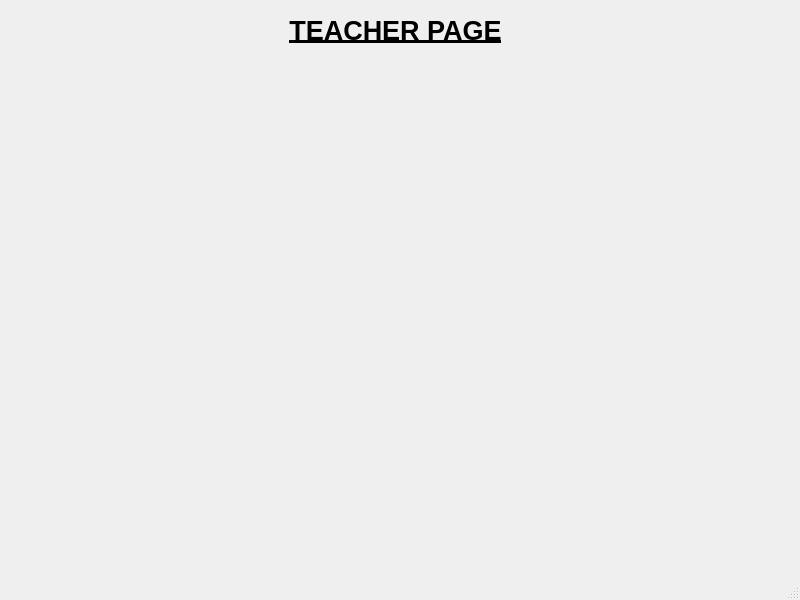
Before: the Qt Designer form teacherwindow.ui in Shasank12345/QT_PROJECT, drawn with Qt 5.
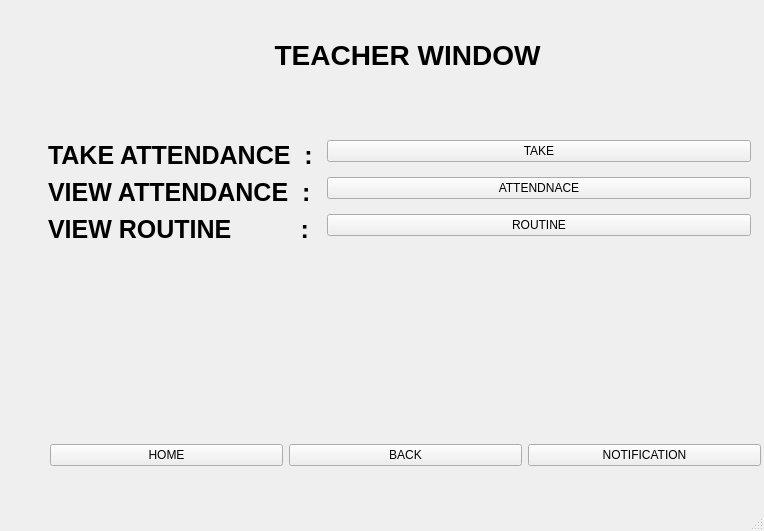
After: the same form once the commit is applied. Icons and pictures are not drawn.

Commit message: teaher part done except noti and routine , gui managed

```diff
--- a/teacherwindow.ui
+++ b/teacherwindow.ui
@@ -6,29 +6,238 @@
    <rect>
     <x>0</x>
     <y>0</y>
-    <width>800</width>
-    <height>600</height>
+    <width>764</width>
+    <height>531</height>
    </rect>
   </property>
+  <property name="sizePolicy">
+   <sizepolicy hsizetype="Minimum" vsizetype="Fixed">
+    <horstretch>0</horstretch>
+    <verstretch>0</verstretch>
+   </sizepolicy>
+  </property>
+  <property name="minimumSize">
+   <size>
+    <width>0</width>
+    <height>29</height>
+   </size>
+  </property>
+  <property name="mouseTracking">
+   <bool>true</bool>
+  </property>
+  <property name="tabletTracking">
+   <bool>true</bool>
+  </property>
+  <property name="focusPolicy">
+   <enum>Qt::FocusPolicy::NoFocus</enum>
+  </property>
   <property name="windowTitle">
    <string>MainWindow</string>
   </property>
+  <property name="styleSheet">
+   <string notr="true">background-image: url(:/image/TECAHER.jpg);
+QLabel{
+color: black;
+   
+
+       font-size:35px;  
+       padding: 1px; 
+       font-weight: bold;  
+     text-align: center; 
+   
+}
+</string>
+  </property>
   <widget class="QWidget" name="centralwidget">
+   <widget class="QWidget" name="formLayoutWidget">
+    <property name="geometry">
+     <rect>
+      <x>40</x>
+      <y>140</y>
+      <width>711</width>
+      <height>279</height>
+     </rect>
+    </property>
+    <layout class="QFormLayout" name="formLayout">
+     <item row="12" column="0">
+      <layout class="QVBoxLayout" name="verticalLayout_3"/>
+     </item>
+     <item row="16" column="0">
+      <layout class="QVBoxLayout" name="verticalLayout_5"/>
+     </item>
+     <item row="17" column="0">
+      <layout class="QVBoxLayout" name="verticalLayout_4"/>
+     </item>
+     <item row="18" column="0">
+      <layout class="QVBoxLayout" name="verticalLayout_2"/>
+     </item>
+     <item row="19" column="0">
+      <layout class="QVBoxLayout" name="verticalLayout"/>
+     </item>
+     <item row="11" column="0">
+      <widget class="QLabel" name="label_4">
+       <property name="styleSheet">
+        <string notr="true">QLabel{
+color: black;
+   
+
+       font-size:25px;  
+       padding: 1px; 
+       font-weight: bold;  
+     text-align: center; 
+   
+}
+</string>
+       </property>
+       <property name="text">
+        <string>VIEW ROUTINE          :</string>
+       </property>
+      </widget>
+     </item>
+     <item row="10" column="1">
+      <widget class="QPushButton" name="pushButton">
+       <property name="styleSheet">
+        <string notr="true">
+color: rgb(0, 0, 0);</string>
+       </property>
+       <property name="text">
+        <string>ATTENDNACE</string>
+       </property>
+      </widget>
+     </item>
+     <item row="10" column="0">
+      <widget class="QLabel" name="label_3">
+       <property name="styleSheet">
+        <string notr="true">QLabel{
+color: black;
+   
+
+       font-size:25px;  
+       padding: 1px; 
+       font-weight: bold;  
+     text-align: center; 
+   
+}
+</string>
+       </property>
+       <property name="text">
+        <string>VIEW ATTENDANCE  :</string>
+       </property>
+      </widget>
+     </item>
+     <item row="9" column="0">
+      <widget class="QLabel" name="label_2">
+       <property name="styleSheet">
+        <string notr="true">QLabel{
+color: black;
+   
+
+       font-size:25px;  
+       padding: 1px; 
+       font-weight: bold;  
+     text-align: center; 
+   
+}
+</string>
+       </property>
+       <property name="text">
+        <string>TAKE ATTENDANCE  :</string>
+       </property>
+      </widget>
+     </item>
+     <item row="9" column="1">
+      <widget class="QPushButton" name="pushButton_3">
+       <property name="styleSheet">
+        <string notr="true">color: rgb(0, 0, 0);</string>
+       </property>
+       <property name="text">
+        <string>TAKE</string>
+       </property>
+      </widget>
+     </item>
+     <item row="11" column="1">
+      <widget class="QPushButton" name="pushButton_2">
+       <property name="styleSheet">
+        <string notr="true">color: rgb(0, 0, 0);</string>
+       </property>
+       <property name="text">
+        <string>ROUTINE</string>
+       </property>
+      </widget>
+     </item>
+    </layout>
+   </widget>
    <widget class="QLabel" name="label">
     <property name="geometry">
      <rect>
-      <x>270</x>
-      <y>0</y>
-      <width>251</width>
-      <height>61</height>
+      <x>112</x>
+      <y>20</y>
+      <width>591</width>
+      <height>71</height>
      </rect>
     </property>
+    <property name="sizePolicy">
+     <sizepolicy hsizetype="Minimum" vsizetype="Fixed">
+      <horstretch>0</horstretch>
+      <verstretch>0</verstretch>
+     </sizepolicy>
+    </property>
+    <property name="minimumSize">
+     <size>
+      <width>0</width>
+      <height>29</height>
+     </size>
+    </property>
+    <property name="styleSheet">
+     <string notr="true">QLabel{
+color: black;
+   }</string>
+    </property>
     <property name="text">
-     <string>&lt;html&gt;&lt;head/&gt;&lt;body&gt;&lt;p align=&quot;center&quot;&gt;&lt;span style=&quot; font-size:20pt; font-weight:700; text-decoration: underline;&quot;&gt;TEACHER PAGE&lt;/span&gt;&lt;/p&gt;&lt;/body&gt;&lt;/html&gt;</string>
+     <string>&lt;html&gt;&lt;head/&gt;&lt;body&gt;&lt;p align=&quot;center&quot;&gt;&lt;span style=&quot; font-size:21pt; font-weight:700;&quot;&gt;TEACHER WINDOW&lt;/span&gt;&lt;/p&gt;&lt;/body&gt;&lt;/html&gt;</string>
     </property>
-    <property name="textFormat">
-     <enum>Qt::TextFormat::RichText</enum>
+   </widget>
+   <widget class="QWidget" name="horizontalLayoutWidget">
+    <property name="geometry">
+     <rect>
+      <x>50</x>
+      <y>440</y>
+      <width>711</width>
+      <height>31</height>
+     </rect>
     </property>
+    <layout class="QHBoxLayout" name="horizontalLayout_2">
+     <item>
+      <widget class="QPushButton" name="pushButton_6">
+       <property name="styleSheet">
+        <string notr="true">color: rgb(0, 0, 0);</string>
+       </property>
+       <property name="text">
+        <string>HOME</string>
+       </property>
+      </widget>
+     </item>
+     <item>
+      <widget class="QPushButton" name="pushButton_5">
+       <property name="styleSheet">
+        <string notr="true">color: rgb(0, 0, 0);</string>
+       </property>
+       <property name="text">
+        <string>BACK</string>
+       </property>
+      </widget>
+     </item>
+     <item>
+      <widget class="QPushButton" name="pushButton_4">
+       <property name="styleSheet">
+        <string notr="true">color: rgb(0, 0, 0);</string>
+       </property>
+       <property name="text">
+        <string>NOTIFICATION</string>
+       </property>
+      </widget>
+     </item>
+    </layout>
    </widget>
   </widget>
   <widget class="QMenuBar" name="menubar">
```
Left out of the diff: 2 changed lines with no effect on the pictures. The commit also changes 32 other files.
